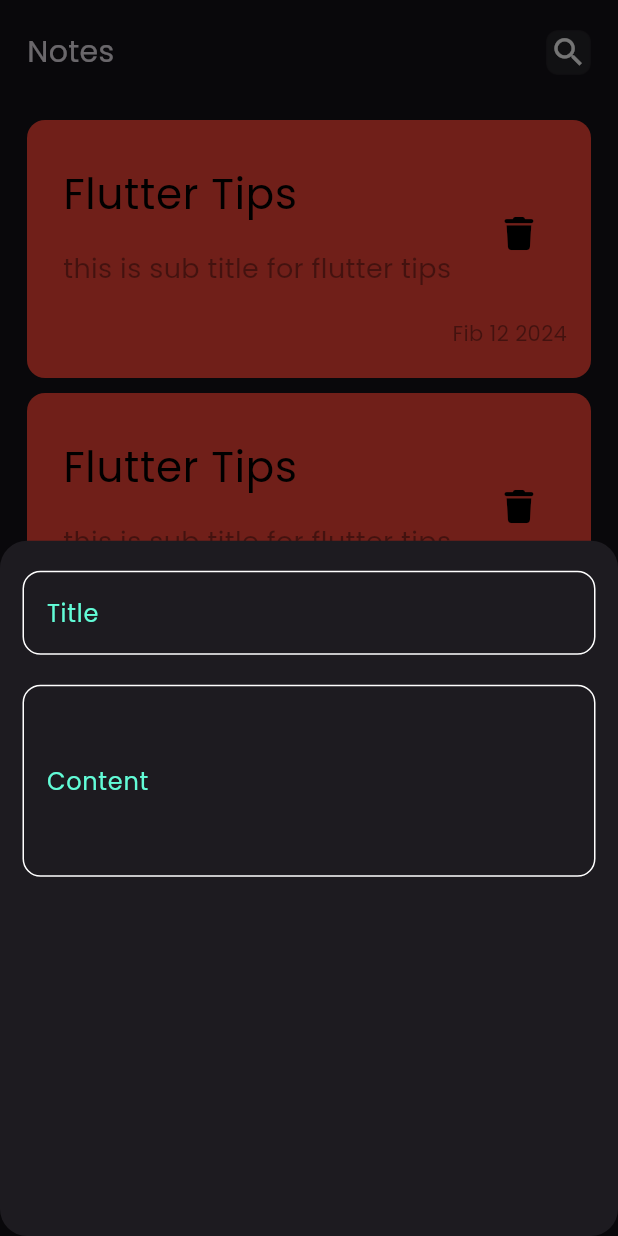
After one commit to AliKamar34/notes_app, a Flutter app: the screen it shows after launch, after a tap on the "add" icon, on a phone screen of 412 x 824 dp. The commit adds this screen. Run offline on Flutter 3.47's test engine with Material 3 defaults, Android fonts, the phone set to English and light mode, and no system bars; our stand-ins replace font_awesome_flutter.

Commit message:
add buttom sheet and custom text feild

```diff
--- /dev/null
+++ b/lib/constants.dart
@@ -0,0 +1,3 @@
+import 'package:flutter/material.dart';
+
+const kPrimaryColor  = Color(0xff62fcd7);
--- a/lib/views/notes_view.dart
+++ b/lib/views/notes_view.dart
@@ -1,4 +1,5 @@
 import 'package:flutter/material.dart';
+import 'package:notes_app/views/widgets/add_bottom_sheet.dart';
 import 'package:notes_app/views/widgets/notes_view_body.dart';
 
 class NotesView extends StatelessWidget {
@@ -6,8 +7,21 @@ class NotesView extends StatelessWidget {
 
   @override
   Widget build(BuildContext context) {
-    return  const Scaffold(
-      body: NotesViewBody() ,
+    return Scaffold(
+      body: const NotesViewBody(),
+      floatingActionButton: FloatingActionButton(
+        onPressed: () {
+          showModalBottomSheet(
+            shape:
+                RoundedRectangleBorder(borderRadius: BorderRadius.circular(18)),
+            context: context,
+            builder: (context) {
+              return const AddNoteButtonSheet();
+            },
+          );
+        },
+        child: const Icon(Icons.add),
+      ),
     );
   }
 }
--- /dev/null
+++ b/lib/views/widgets/add_bottom_sheet.dart
@@ -0,0 +1,25 @@
+import 'package:flutter/material.dart';
+import 'package:notes_app/views/widgets/custom_text_feild.dart';
+
+class AddNoteButtonSheet extends StatelessWidget {
+  const AddNoteButtonSheet({super.key});
+
+  @override
+  Widget build(BuildContext context) {
+    return Padding(
+      padding: const EdgeInsets.symmetric(horizontal: 15, vertical: 20),
+      child: Column(
+        children: [
+          CustomTextField(label: 'Title'),
+          const SizedBox(
+            height: 20,
+          ),
+          CustomTextField(
+            label: 'Content',
+            maxLines: 4,
+          )
+        ],
+      ),
+    );
+  }
+}
--- /dev/null
+++ b/lib/views/widgets/custom_text_feild.dart
@@ -0,0 +1,40 @@
+import 'package:flutter/material.dart';
+import 'package:notes_app/constants.dart';
+
+class CustomTextField extends StatelessWidget {
+  CustomTextField(
+      {super.key,
+      required this.label,
+      this.onChanged,
+      this.keypordType,
+      this.maxLines = 1});
+  final String label;
+  int maxLines;
+  Function(String)? onChanged;
+  TextInputType? keypordType;
+
+  @override
+  Widget build(BuildContext context) {
+    return TextField(
+      maxLines: maxLines,
+      cursorColor: kPrimaryColor,
+      keyboardType: keypordType,
+      onChanged: onChanged,
+      decoration: InputDecoration(
+        labelText: label,
+        labelStyle: const TextStyle(color: kPrimaryColor),
+        enabledBorder: buildBorder(),
+        focusedBorder: buildBorder(kPrimaryColor),
+      ),
+    );
+  }
+
+  OutlineInputBorder buildBorder([color]) {
+    return OutlineInputBorder(
+      borderSide: BorderSide(
+        color: color ?? Colors.white,
+      ),
+      borderRadius: BorderRadius.circular(12),
+    );
+  }
+}
```
